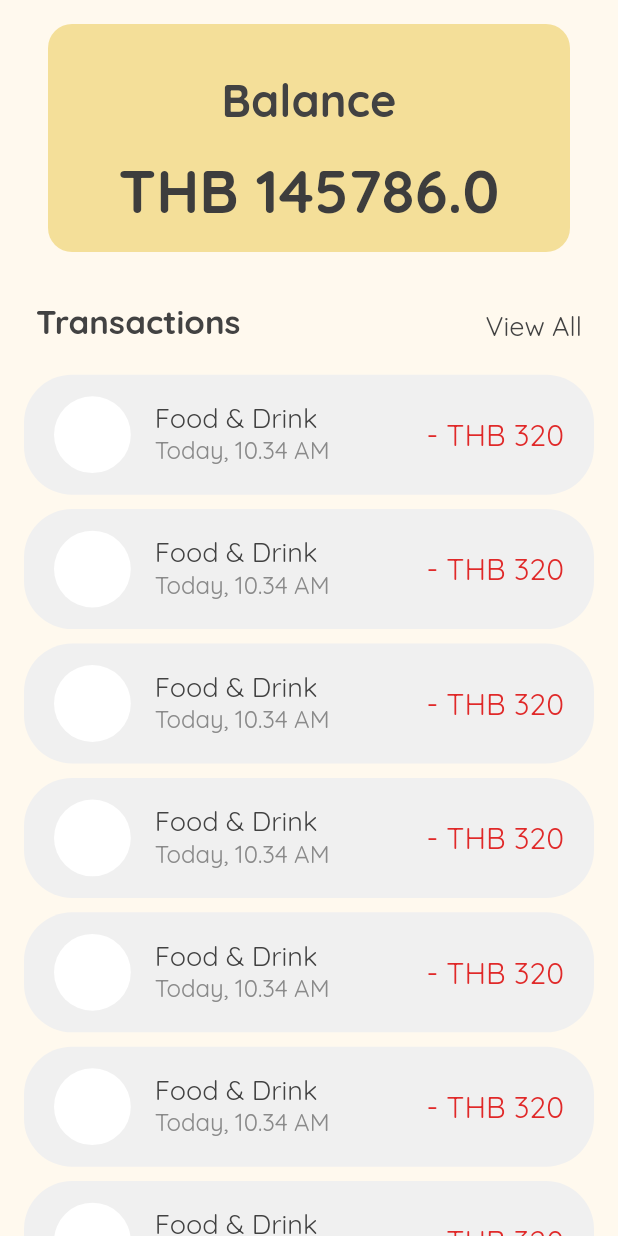
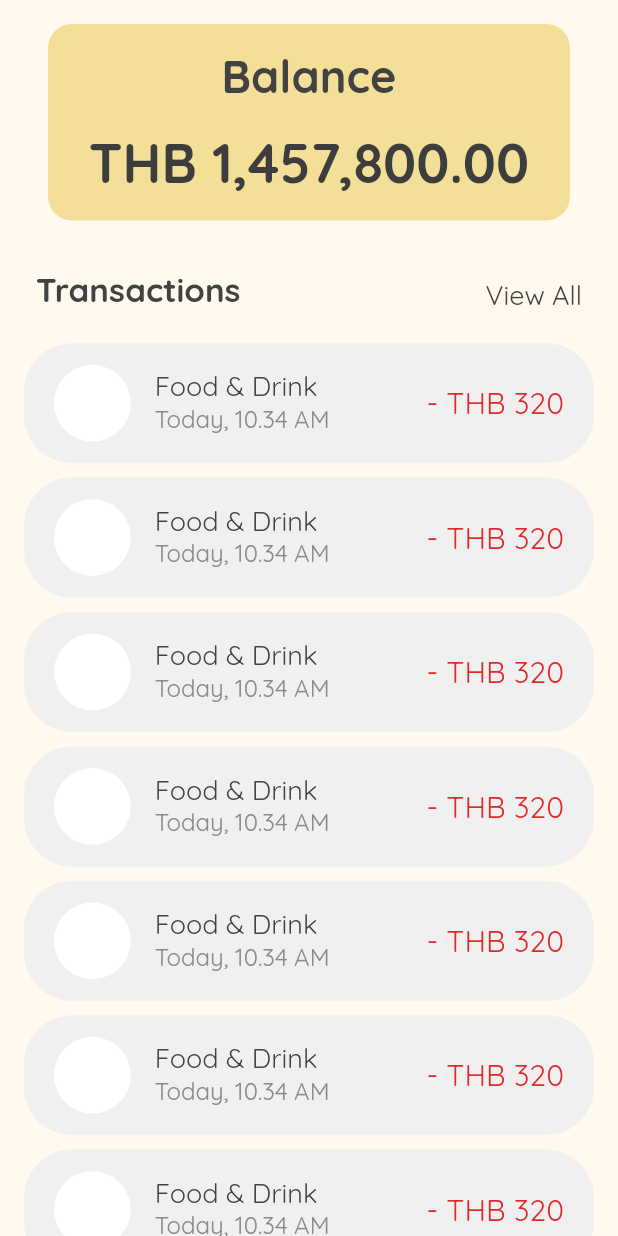
Before and after one commit to GGolfz/Setthi, a Flutter app: the TimelineScreen screen opened directly, on a phone screen of 412 x 824 dp. Run offline on Flutter 3.47's test engine with Material 2 defaults, Android fonts, the phone set to English and light mode, and no system bars; our stand-ins replace google_fonts.

Commit message:
fix: currency display in timeline screen

```diff
--- a/lib/config/constants.dart
+++ b/lib/config/constants.dart
@@ -41,7 +41,7 @@ const kSizedBoxL = const SizedBox(height: kSizeL, width: kSizeL);
 const kSizedBoxXL = const SizedBox(height: kSizeXL, width: kSizeXL);
 const kSizedBoxXXL = const SizedBox(height: kSizeXXL, width: kSizeXXL);
 
-const kFontSizeHeadline1 = 40.0;
+const kFontSizeHeadline1 = 36.0;
 const kFontSizeHeadline2 = 30.0;
 const kFontSizeHeadline3 = 22.0;
 const kFontSizeHeadline4 = 20.0;
--- a/lib/screens/timelineScreen.dart
+++ b/lib/screens/timelineScreen.dart
@@ -55,7 +55,7 @@ class _TimelineScreenState extends State<TimelineScreen> {
                   EdgeInsets.symmetric(vertical: kSizeS, horizontal: kSizeM),
               child: Row(
                 mainAxisAlignment: MainAxisAlignment.center,
-                children: [BalanceBox(balance: 145786, currency: "THB")],
+                children: [BalanceBox(balance: 1457800, currency: "THB")],
               ),
               decoration: BoxDecoration(
                 borderRadius: BorderRadius.all(
--- /dev/null
+++ b/lib/utils/format.dart
@@ -0,0 +1,5 @@
+import 'package:intl/intl.dart';
+
+String formatCurrencyString(double money) {
+  return NumberFormat.currency(locale: "th_TH", symbol: "").format(money);
+}
--- a/lib/widgets/timeline/balanceBox.dart
+++ b/lib/widgets/timeline/balanceBox.dart
@@ -1,27 +1,25 @@
 import 'package:flutter/material.dart';
 import 'package:setthi/config/constants.dart';
 import 'package:setthi/config/style.dart';
+import 'package:setthi/utils/format.dart';
 
 class BalanceBox extends StatelessWidget {
   final double balance;
   final String currency;
   BalanceBox({this.balance, this.currency});
+
   @override
   Widget build(BuildContext context) {
     return Column(
       children: [
-        Padding(
-          padding: const EdgeInsets.only(top: kSizeM, bottom: kSizeS),
-          child: Column(
-            children: [
-              Text('Balance', style: kHeadline2Black),
-            ],
-          ),
+        kSizedBoxVerticalS,
+        Text('Balance', style: kHeadline2Black),
+        kSizedBoxVerticalS,
+        Text(
+          "$currency ${formatCurrencyString(balance)}",
+          style: kHeadline1Black,
         ),
-        Padding(
-          padding: const EdgeInsets.only(bottom: kSizeS),
-          child: Text("$currency $balance", style: kHeadline1Black),
-        ),
+        kSizedBoxVerticalS,
       ],
     );
   }
```
